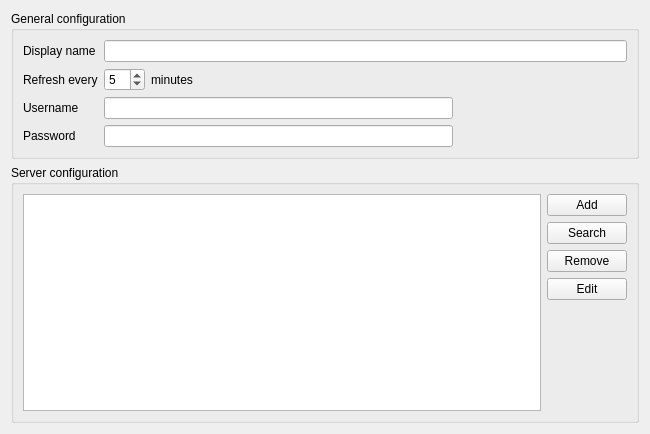
Above: resources/dav/resource/configdialog.ui from KDE/kdepim-runtime before the change. Below: the same form after it.
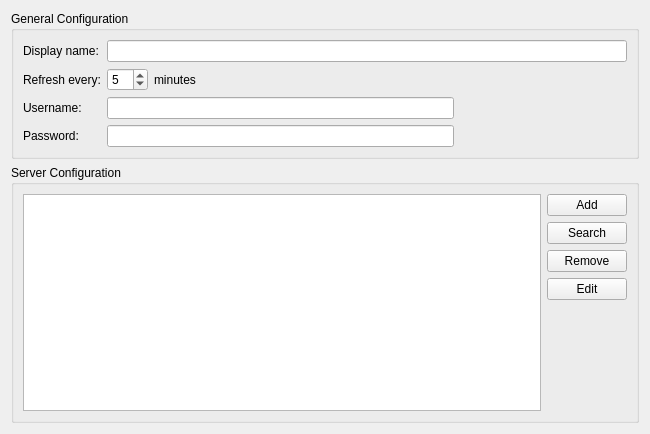
That is the form after the change. Custom widgets are drawn as their Qt base class.

Commit message: Capitalization + missing colons

The edit to the form file:
```diff
--- a/resources/dav/resource/configdialog.ui
+++ b/resources/dav/resource/configdialog.ui
@@ -14,7 +14,7 @@
    <item>
     <widget class="QGroupBox" name="groupBox_3">
      <property name="title">
-      <string>General configuration</string>
+      <string>General Configuration</string>
      </property>
      <layout class="QHBoxLayout" name="horizontalLayout_5">
       <item>
@@ -25,7 +25,7 @@
            <locale language="English" country="UnitedStates"/>
           </property>
           <property name="text">
-           <string>Display name</string>
+           <string>Display name:</string>
           </property>
          </widget>
         </item>
@@ -38,7 +38,7 @@
            <locale language="English" country="UnitedStates"/>
           </property>
           <property name="text">
-           <string>Refresh every</string>
+           <string>Refresh every:</string>
           </property>
          </widget>
         </item>
@@ -85,7 +85,7 @@
            <locale language="English" country="UnitedStates"/>
           </property>
           <property name="text">
-           <string>Username</string>
+           <string>Username:</string>
           </property>
          </widget>
         </item>
@@ -119,7 +119,7 @@
            <locale language="English" country="UnitedStates"/>
           </property>
           <property name="text">
-           <string>Password</string>
+           <string>Password:</string>
           </property>
          </widget>
         </item>
@@ -161,7 +161,7 @@
       <locale language="English" country="UnitedStates"/>
      </property>
      <property name="title">
-      <string>Server configuration</string>
+      <string>Server Configuration</string>
      </property>
      <layout class="QVBoxLayout" name="verticalLayout_3">
       <item>
```
